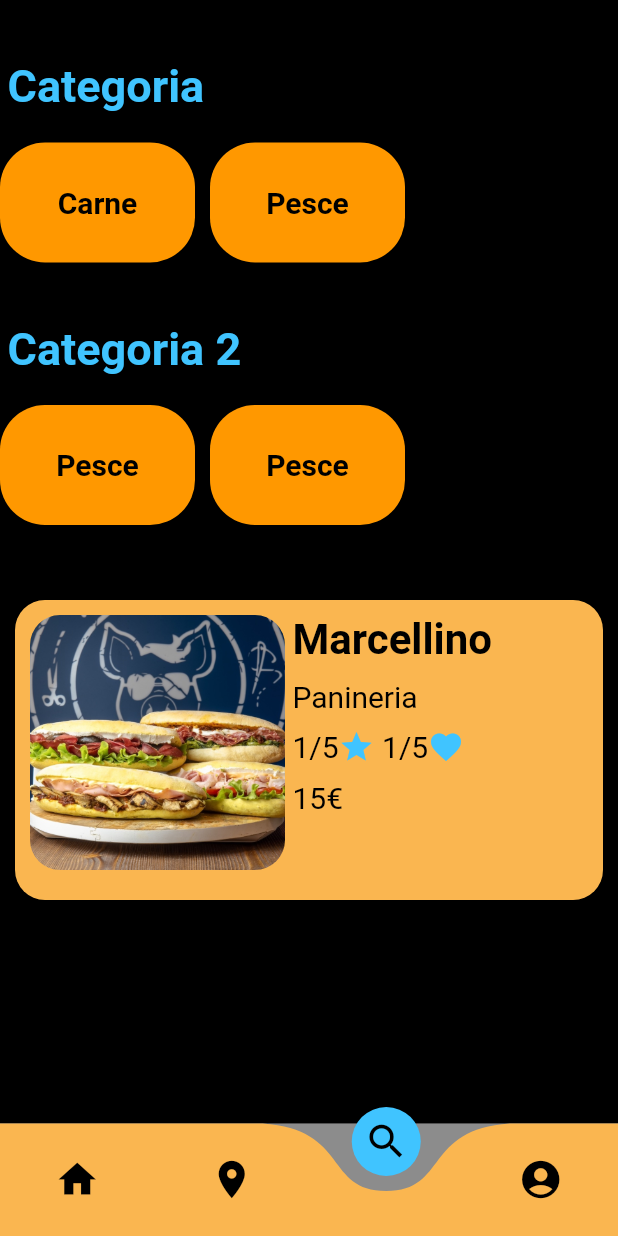
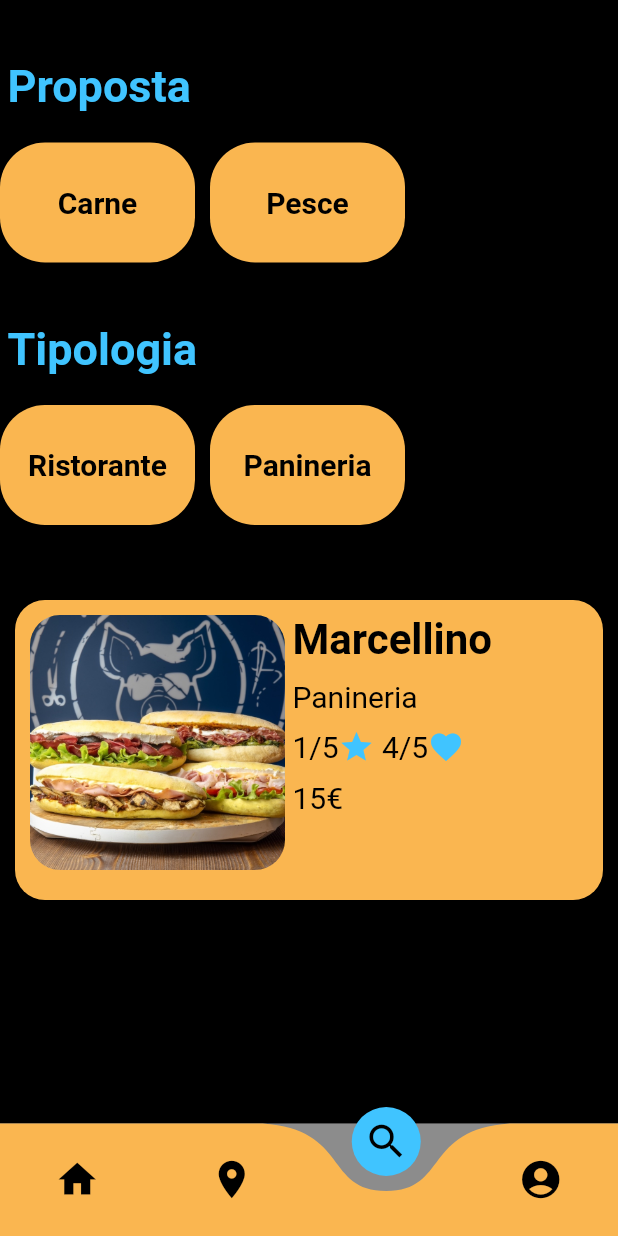
Before and after one commit to GorlaA/app_ristoranti, a Flutter app: the screen it shows after launch, item 3 of the bottom bar chosen, on a phone screen of 412 x 824 dp. Run offline on Flutter 3.47's test engine with Material 2 defaults, Android fonts, the phone set to English and light mode, and no system bars; drawn by our look-alikes of curved_navigation_bar; our stand-ins replace carousel_slider, cloud_firestore; accounts and stored records are empty.

Commit message:
Modifiche alla research

```diff
--- a/lib/App/presentation/pages/home_app.dart
+++ b/lib/App/presentation/pages/home_app.dart
@@ -52,11 +52,11 @@ class HomePage extends StatelessWidget{
   HomePage(this.nomeUtente, {Key? key}) : super(key: key);
 
   List<Ristorante> ristoranti = [
-      Ristorante("Marcellino", "assets/images/Marcellino.jpg", 1, "Come un sarto che cuce abiti tailor made in base a gusto, personalità e esigenze, così Marcellino crea sul momento il tuo panino su misura, facendoti scegliere tra una grande varietà di ingredienti di prima scelta.",["Panino0","Panino1", "Panino2", "Panino3"], "Via Napo Torriani, 9, 20124 \nMilano MI", "Panineria", 15),
-      Ristorante("Pescaria", "assets/images/Pescaria.jpg", 2, "", ["Panino0","Panino1", "Panino2"], "Via Sant'Anatalone, 16, 20147 Milano MI", "Panineria", 20),
-      Ristorante("Mamma\nMilano", "assets/images/MammaMilano.jpg", 3, "", ["Panino0","Panino1", "Panino2", "Panino3"], "", "Panineria", 30),
-      Ristorante("Beato te\nMilano", "assets/images/logoBeatoTe.jpg", 4, "", ["Panino0","Panino1", "Panino2", "Panino3"], "", "Ristorante", 40),
-      Ristorante("PaninoLAB", "assets/images/paninolab-isola.jpg", 5, "", ["Panino0","Panino1", "Panino2", "Panino3"], "", "Panineria", 10),
+      Ristorante("Marcellino", "assets/images/Marcellino.jpg", 1, "Come un sarto che cuce abiti tailor made in base a gusto, personalità e esigenze, così Marcellino crea sul momento il tuo panino su misura, facendoti scegliere tra una grande varietà di ingredienti di prima scelta.",["Panino0","Panino1", "Panino2", "Panino3"], "Via Napo Torriani, 9, 20124 \nMilano MI", "Panineria", 15, 3, 4),
+      Ristorante("Pescaria", "assets/images/Pescaria.jpg", 2, "", ["Panino0","Panino1", "Panino2"], "Via Sant'Anatalone, 16, 20147 Milano MI", "Panineria", 20, 4, 3),
+      Ristorante("Mamma\nMilano", "assets/images/MammaMilano.jpg", 3, "", ["Panino0","Panino1", "Panino2", "Panino3"], "", "Panineria", 30, 4, 4),
+      Ristorante("Beato te\nMilano", "assets/images/logoBeatoTe.jpg", 4, "", ["Panino0","Panino1", "Panino2", "Panino3"], "", "Ristorante", 40, 1, 3),
+      Ristorante("PaninoLAB", "assets/images/paninolab-isola.jpg", 5, "", ["Panino0","Panino1", "Panino2", "Panino3"], "", "Panineria", 10, 2, 1),
     ];
   @override
   Widget build(BuildContext context) {
--- a/lib/App/presentation/pages/map_page.dart
+++ b/lib/App/presentation/pages/map_page.dart
@@ -8,6 +8,6 @@ import 'package:provider/provider.dart';
 class MapPage extends StatelessWidget{
   @override
   Widget build(BuildContext context) {
-    return Center(child: Text("Map", style: TextStyle(color: Colors.lightBlueAccent),),);
+    return Center(child: Text("Map", style: TextStyle(color: Colors.lightBlueAccent),),);//Da sostituire con il widget della mappa
   }
 }
--- a/lib/App/presentation/pages/profile_page.dart
+++ b/lib/App/presentation/pages/profile_page.dart
@@ -4,7 +4,7 @@ import 'package:flutter/material.dart';
 import 'package:app_ristoranti/App/presentation/bloc/Elementi_Home.dart';
 import 'package:cloud_firestore/cloud_firestore.dart';
 import 'package:provider/provider.dart';
-import 'package:app_ristoranti/App/presentation/pages/ristorante.dart';
+import 'package:app_ristoranti/App/presentation/pages/ristorante_page.dart';
 import 'package:app_ristoranti/App/presentation/widgets/headings.dart';
 class User {
   String nome;
--- a/lib/App/presentation/pages/search_page.dart
+++ b/lib/App/presentation/pages/search_page.dart
@@ -24,7 +24,7 @@ class TopSearchPage extends StatelessWidget {
           Row(
             mainAxisAlignment: MainAxisAlignment.start,
             children: [
-              subTitles("Categoria", Colors.lightBlueAccent),
+              subTitles("Proposta", Colors.lightBlueAccent),
             ],
           ),
           Padding(padding: EdgeInsets.all(10)),
@@ -41,7 +41,7 @@ class TopSearchPage extends StatelessWidget {
           Row(
             mainAxisAlignment: MainAxisAlignment.start,
             children: [
-              subTitles("Categoria 2", Colors.lightBlueAccent),
+              subTitles("Tipologia", Colors.lightBlueAccent),
             ],
           ),
           Padding(padding: EdgeInsets.all(10)),
@@ -49,7 +49,7 @@ class TopSearchPage extends StatelessWidget {
             children: [
               Expanded(
                 child: SizedBox(
-                  child: Row(children: [CheckBoxSearch("Pesce"), Padding(padding: EdgeInsets.all(5),), CheckBoxSearch("Pesce")],),
+                  child: Row(children: [CheckBoxSearch("Ristorante"), Padding(padding: EdgeInsets.all(5),), CheckBoxSearch("Panineria")],),
                 ),
               ),
             ],
@@ -57,7 +57,7 @@ class TopSearchPage extends StatelessWidget {
           Padding(padding: EdgeInsets.all(20)),
           Row(
             children: [
-              Expanded(child: SizedBox(child: Container_Ristorante(Ristorante("Marcellino", "assets/images/Marcellino.jpg", 1, "Come un sarto che cuce abiti tailor made in base a gusto, personalità e esigenze, così Marcellino crea sul momento il tuo panino su misura, facendoti scegliere tra una grande varietà di ingredienti di prima scelta.",["Panino0","Panino1", "Panino2", "Panino3"], "Via Napo Torriani, 9, 20124 \nMilano MI", "Panineria", 15)),))
+              Expanded(child: SizedBox(child: Container_Ristorante(Ristorante("Marcellino", "assets/images/Marcellino.jpg", 1, "Come un sarto che cuce abiti tailor made in base a gusto, personalità e esigenze, così Marcellino crea sul momento il tuo panino su misura, facendoti scegliere tra una grande varietà di ingredienti di prima scelta.",["Panino0","Panino1", "Panino2", "Panino3"], "Via Napo Torriani, 9, 20124 \nMilano MI", "Panineria", 15, 3, 4)),))
             ],
           )
         ],
@@ -76,7 +76,7 @@ class CheckBoxSearch extends StatefulWidget{
 class _CheckBoxSearchState extends State<CheckBoxSearch> {
   bool value = false;
   String title;
-  Color color = Colors.orange;
+  Color color = Color.fromARGB(255, 250, 182, 80);
   _CheckBoxSearchState(this.title);
 
   @override
@@ -85,10 +85,10 @@ class _CheckBoxSearchState extends State<CheckBoxSearch> {
       onTap: () {
         setState((){
           value = !value;
-          if(color == Colors.orange)
+          if(color == Color.fromARGB(255, 250, 182, 80))
             color = Colors.lightBlueAccent;
           else
-            color = Colors.orange;
+            color = Color.fromARGB(255, 250, 182, 80);
         });
         },
       child: Container(
--- a/lib/App/presentation/widgets/container_ristorante.dart
+++ b/lib/App/presentation/widgets/container_ristorante.dart
@@ -1,4 +1,4 @@
-import 'package:app_ristoranti/App/presentation/pages/ristorante.dart';
+import 'package:app_ristoranti/App/presentation/pages/ristorante_page.dart';
 import 'package:flutter/cupertino.dart';
 import 'package:flutter/material.dart';
 import 'package:app_ristoranti/App/presentation/bloc/Elementi_Home.dart';
@@ -55,7 +55,7 @@ class Container_Ristorante extends StatelessWidget{
                   Row(children: [Padding(padding: EdgeInsets.all(5))],),
                   Row(mainAxisAlignment: MainAxisAlignment.start,children: [subTitlesLower(ristorante.categoria, Colors.black)],),
                   Row(children: [Padding(padding: EdgeInsets.all(5))],),
-                  Row(mainAxisAlignment: MainAxisAlignment.start, children: [subTitlesLower(ristorante.getRating().toString()+"/5", Colors.black), Icon(Icons.star, color: Colors.lightBlueAccent,),subTitlesLower(ristorante.getRating().toString()+"/5", Colors.black), Icon(Icons.favorite, color: Colors.lightBlueAccent,)],),
+                  Row(mainAxisAlignment: MainAxisAlignment.start, children: [subTitlesLower(ristorante.getRating().toString()+"/5", Colors.black), Icon(Icons.star, color: Colors.lightBlueAccent,),subTitlesLower(ristorante.getCommunityRating().toString()+"/5", Colors.black), Icon(Icons.favorite, color: Colors.lightBlueAccent,)],),
                   Row(children: [Padding(padding: EdgeInsets.all(5))],),
                   Row(mainAxisAlignment: MainAxisAlignment.start, children:[subTitlesLower(ristorante.getPrezzoMedio().toString()+"€", Colors.black)]),
                 ],
@@ -71,13 +71,19 @@ class Ristorante {
   String nome;
   String image;
   int rating;
+  int personalRating;
+  int communityRating;
   String descrizione;
   List<String> foto;
   String indirizzo;
   String categoria;
   int prezzoMedio;
 
-  Ristorante(this.nome, this.image, this.rating, this.descrizione, this.foto, this.indirizzo, this.categoria, this.prezzoMedio);
+  Ristorante(this.nome, this.image, this.rating, this.descrizione, this.foto, this.indirizzo, this.categoria, this.prezzoMedio, this.personalRating, this.communityRating);
+
+  void setPersonalRating(int newRating){
+    personalRating = newRating;
+  }
 
   String getNome(){
     return nome;
@@ -107,6 +113,14 @@ class Ristorante {
   }
   String getOrario() {
     return "10:00 - 15:00 / 18:00 - 23:00";
+  }
+
+  int getRatingPersonale() {
+    return personalRating;
+  }
+
+  int getCommunityRating() {
+    return communityRating;
   }
 
   String getTitoloCartella() {
```
Also changed, not shown: lib/App/presentation/pages/ristorante_page.dart (renamed from lib/App/presentation/pages/ristorante.dart, +26 -1 lines).
